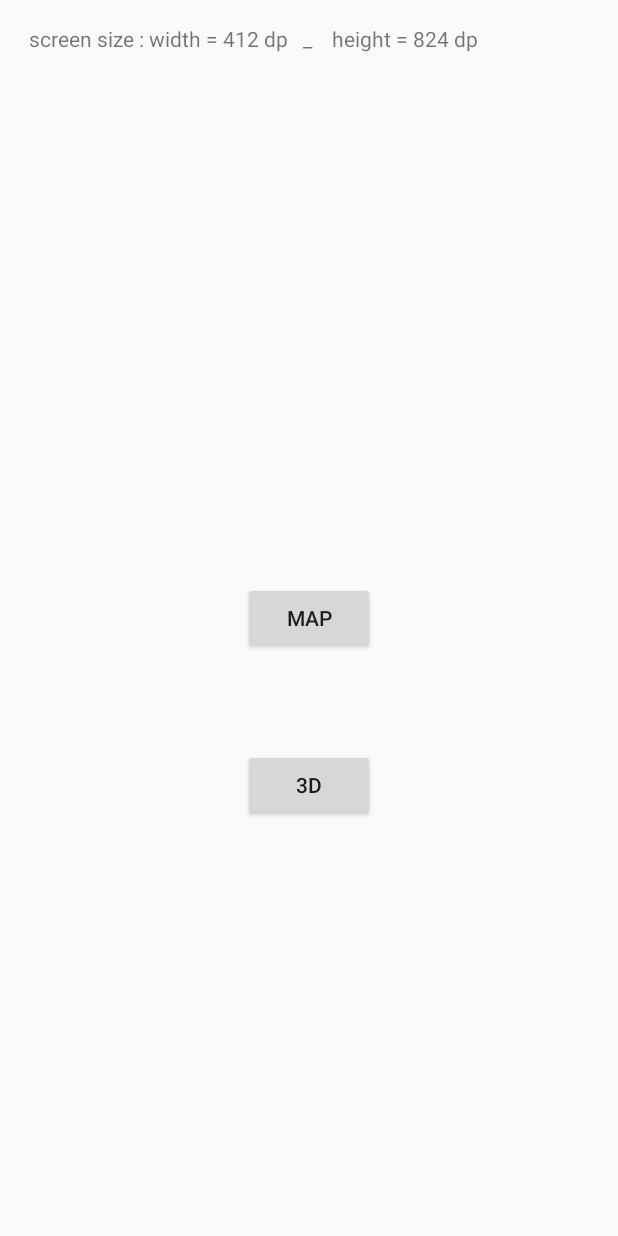
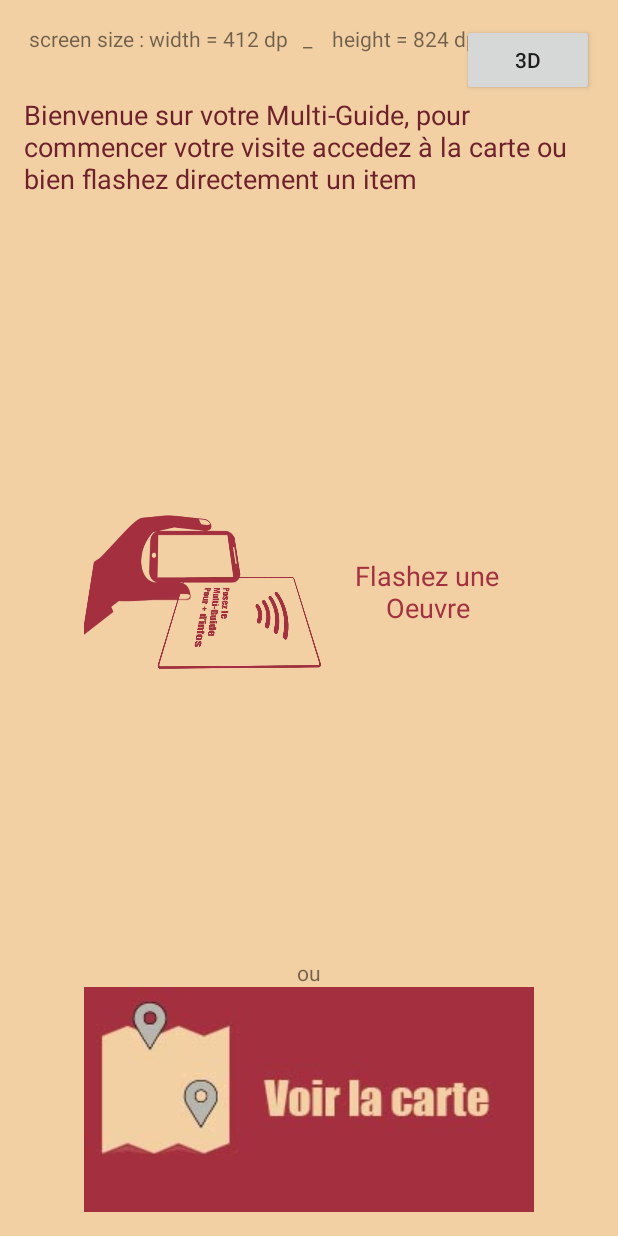
Before and after one commit to AmandineMroad/PFE_NDAR, an Android app: the screen it shows after launch (MainActivity), on a phone screen of 412 x 824 dp. Run offline under Robolectric (Android 15) with nearby library versions, the phone set to English and light mode, and no system bars.

Commit message:
Put some Swagger on

```diff
--- a/app/src/main/java/polytech/pfe_ndar/MainActivity.java
+++ b/app/src/main/java/polytech/pfe_ndar/MainActivity.java
@@ -1,11 +1,13 @@
 package polytech.pfe_ndar;
 
 import android.content.Intent;
+import android.media.Image;
 import android.os.Bundle;
 import android.support.v7.app.AppCompatActivity;
 import android.view.View;
 import android.view.View.OnClickListener;
 import android.widget.Button;
+import android.widget.ImageButton;
 import android.widget.TextView;
 
 import java.io.UnsupportedEncodingException;
@@ -38,7 +40,7 @@ public class MainActivity extends AppCompatActivity {
         mapIntent = new Intent(this, MapActivity.class);
         intent3d = new Intent(this, Obj3DRenderer.class);
         //TMP map launcher
-        Button buttonMap = (Button) findViewById(R.id.button_home_map);
+        ImageButton buttonMap = (ImageButton) findViewById(R.id.button_home_map);
         buttonMap.setOnClickListener(buttonMapListener);
 
         Button button3D = (Button) findViewById(R.id.button3D);
--- a/app/src/main/res/layout/content_main.xml
+++ b/app/src/main/res/layout/content_main.xml
@@ -10,7 +10,8 @@
     android:paddingTop="@dimen/activity_vertical_margin"
     app:layout_behavior="@string/appbar_scrolling_view_behavior"
     tools:context="polytech.pfe_ndar.MainActivity"
-    tools:showIn="@layout/activity_main">
+    tools:showIn="@layout/activity_main"
+    android:background="#f2d0a4">
 
     <TextView
         android:layout_width="wrap_content"
@@ -23,17 +24,67 @@
     <Button
         android:layout_width="wrap_content"
         android:layout_height="wrap_content"
-        android:text="MAP"
+        android:text="3D"
+        android:id="@+id/button3D"
+        android:layout_alignParentTop="true"
+        android:layout_alignParentRight="true"
+        android:layout_alignParentEnd="true" />
+
+    <ImageButton
+        android:layout_width="wrap_content"
+        android:layout_height="wrap_content"
         android:id="@+id/button_home_map"
-        android:layout_centerVertical="true"
+        android:src="@drawable/menu_icon_welcome"
+        android:background="#a53040"
+        android:layout_alignParentBottom="true"
         android:layout_centerHorizontal="true" />
 
-    <Button
+    <TextView
         android:layout_width="wrap_content"
         android:layout_height="wrap_content"
-        android:text="3D"
-        android:id="@+id/button3D"
-        android:layout_below="@+id/button_home_map"
-        android:layout_centerHorizontal="true"
-        android:layout_marginTop="63dp" />
+        android:textAppearance="?android:attr/textAppearanceMedium"
+        android:text="Bienvenue sur votre Multi-Guide, pour commencer votre visite accedez à la carte ou bien flashez directement un item"
+        android:layout_below="@+id/button3D"
+        android:layout_alignParentLeft="true"
+        android:layout_alignParentStart="true"
+        android:textColor="#6e202b"
+        android:id="@+id/textView" />
+
+    <ImageView
+        android:layout_width="wrap_content"
+        android:layout_height="wrap_content"
+        android:id="@+id/imageView2"
+        android:src="@drawable/logonfc"
+        android:layout_alignLeft="@+id/button_home_map"
+        android:layout_alignStart="@+id/button_home_map"
+        android:layout_toLeftOf="@+id/textView2"
+        android:layout_toStartOf="@+id/textView2"
+        android:layout_above="@+id/button_home_map"
+        android:layout_below="@+id/textView" />
+
+    <TextView
+        android:layout_width="wrap_content"
+        android:layout_height="wrap_content"
+        android:textAppearance="?android:attr/textAppearanceMedium"
+        android:text="Flashez une Oeuvre"
+        android:id="@+id/textView2"
+        android:textColor="#a53040"
+        android:layout_toRightOf="@+id/textView3"
+        android:layout_above="@+id/button_home_map"
+        android:layout_alignTop="@+id/imageView2"
+        android:textAlignment="center"
+        android:singleLine="false"
+        android:gravity="center_vertical"
+        android:layout_alignRight="@+id/button_home_map"
+        android:layout_alignEnd="@+id/button_home_map" />
+
+    <TextView
+        android:layout_width="wrap_content"
+        android:layout_height="wrap_content"
+        android:textAppearance="?android:attr/textAppearanceSmall"
+        android:text="ou"
+        android:id="@+id/textView3"
+        android:layout_above="@+id/button_home_map"
+        android:layout_centerHorizontal="true" />
+
 </RelativeLayout>
--- a/app/src/main/res/layout/menu.xml
+++ b/app/src/main/res/layout/menu.xml
@@ -1,7 +1,7 @@
 <?xml version="1.0" encoding="utf-8"?>
 <RelativeLayout xmlns:android="http://schemas.android.com/apk/res/android"
     android:layout_width="match_parent" android:layout_height="match_parent"
-    android:background="#000000">
+    android:background="#58453a">
 
     <ImageButton
         android:layout_width="160dp"
@@ -13,7 +13,7 @@
         android:layout_centerHorizontal="true"
         android:layout_marginLeft="25dp"
         android:layout_marginTop="10dp"
-        android:background="#ffffff"
+        android:background="#FFF2D0A5"
         android:src="@drawable/menu_icon_3d" />
 
     <ImageButton
@@ -26,7 +26,8 @@
         android:layout_alignParentEnd="true"
         android:layout_marginRight="25dp"
         android:layout_marginTop="10dp"
-        android:background="#fff265" />
+        android:background="#a63141"
+        android:src="@drawable/menu_icon_son" />
 
     <ImageButton
         android:layout_width="160dp"
@@ -37,7 +38,8 @@
         android:layout_alignLeft="@+id/menu_button_3d"
         android:layout_alignStart="@+id/menu_button_3d"
         android:layout_marginTop="5dp"
-        android:background="#ff9900" />
+        android:background="#a53040"
+        android:src="@drawable/menu_icon_tof" />
 
     <ImageButton
         android:layout_width="160dp"
@@ -47,7 +49,8 @@
         android:layout_alignTop="@+id/option3"
         android:layout_alignLeft="@+id/option2"
         android:layout_alignStart="@+id/option2"
-        android:background="#62f407" />
+        android:background="#f2d0a5"
+        android:src="@drawable/menu_icon_info" />
 
     <ImageButton
         android:layout_width="160dp"
@@ -57,7 +60,7 @@
         android:layout_below="@+id/option3"
         android:layout_alignLeft="@+id/option3"
         android:layout_alignStart="@+id/option3"
-        android:background="#03fe8d"
+        android:background="#f2d0a4"
         android:layout_marginTop="5dp" />
 
     <ImageButton
@@ -68,7 +71,7 @@
         android:layout_alignTop="@+id/option5"
         android:layout_alignLeft="@+id/option4"
         android:layout_alignStart="@+id/option4"
-        android:background="#01fedc" />
+        android:background="#a63141" />
 
     <ImageButton
         android:layout_width="160dp"
@@ -78,7 +81,7 @@
         android:layout_below="@+id/option5"
         android:layout_alignLeft="@+id/option3"
         android:layout_marginTop="5dp"
-        android:background="#066df3" />
+        android:background="#a73242" />
 
     <ImageButton
         android:layout_width="160dp"
@@ -87,7 +90,7 @@
         android:id="@+id/option8"
         android:layout_below="@+id/option6"
         android:layout_alignLeft="@+id/option4"
-        android:background="#0008f7"
+        android:background="#f2d0a5"
         android:layout_marginTop="5dp" />
 
 </RelativeLayout>
```
Also changed, not shown: app/src/main/res/drawable/logonfc.jpg (added), app/src/main/res/drawable/menu_icon_3d.jpg, app/src/main/res/drawable/menu_icon_info.jpg (added), app/src/main/res/drawable/menu_icon_son.jpg (added), app/src/main/res/drawable/menu_icon_tof.jpg (added), app/src/main/res/drawable/menu_icon_welcome.jpg (added).
